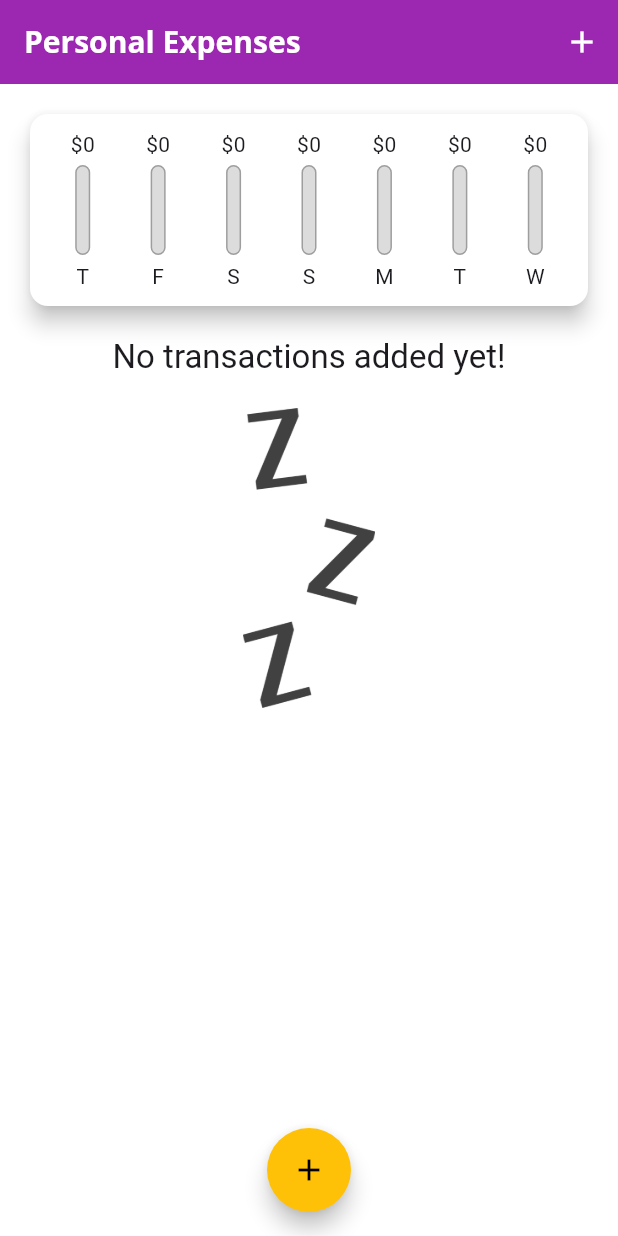
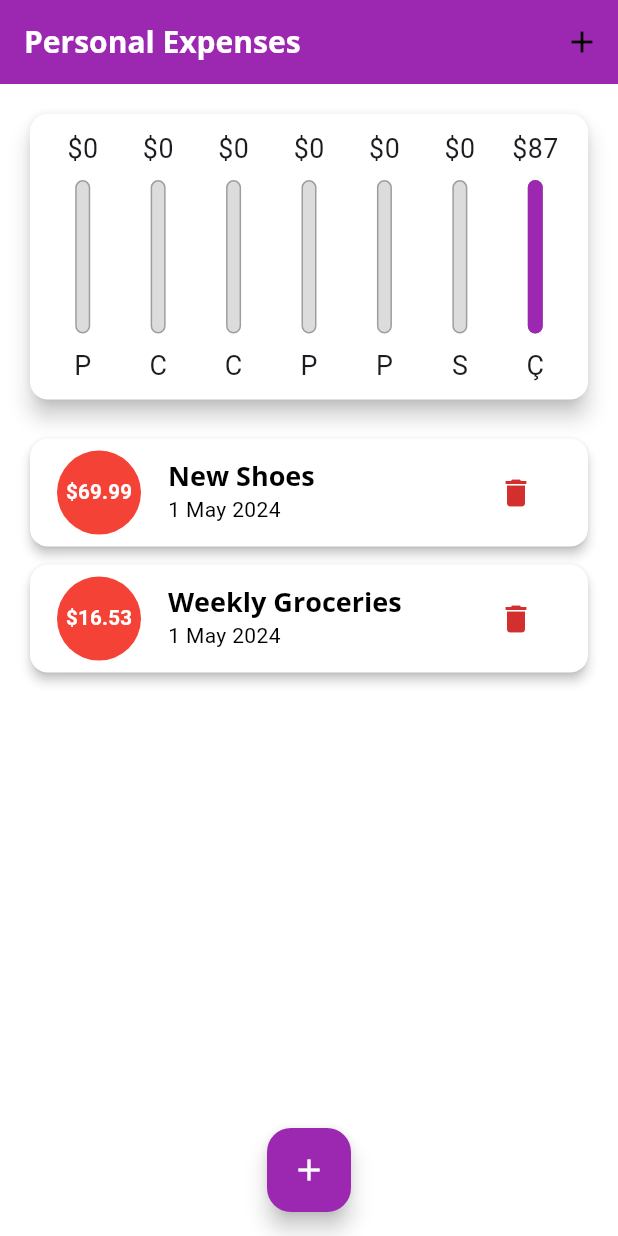
Before and after one commit to yasmineleschi/tp3_personal_expenses04-05-06, a Flutter app: the screen it shows after launch, on a phone screen of 412 x 824 dp. Run offline on Flutter 3.47's test engine with Material 3 defaults, Android fonts, the phone set to English and light mode, and no system bars.

Commit message:
tp 4+5+6

```diff
--- a/lib/main.dart
+++ b/lib/main.dart
@@ -1,27 +1,37 @@
 import 'package:flutter/material.dart';
+import 'package:intl/date_symbol_data_local.dart';
+import 'package:tp3/model/Transaction.dart';
+import 'package:tp3/widgets/Chart.dart';
+import 'package:tp3/widgets/NewTransaction.dart';
+import 'package:tp3/widgets/TransactionList.dart';
 
-import './widgets/NewTransaction.dart';
-import './widgets/TransactionList.dart';
-import './widgets/chart.dart';
-import './model/transaction.dart';
+void main() {
 
-void main() => runApp(MyApp());
+  initializeDateFormatting('fr_FR', null);
+
+  runApp(const MyApp());
+}
 
 class MyApp extends StatelessWidget {
+  const MyApp({Key? key});
+
   @override
   Widget build(BuildContext context) {
     return MaterialApp(
+      title: 'Personal Expenses',
       debugShowCheckedModeBanner: false,
-      title: 'Personal Expenses',
       theme: ThemeData(
+        primarySwatch: Colors.purple,
         fontFamily: 'Quicksand',
         textTheme: ThemeData.light().textTheme.copyWith(
-                subtitle2: const TextStyle(
+          headline6: const TextStyle(
             fontFamily: 'OpenSans',
             fontWeight: FontWeight.bold,
             fontSize: 18,
           ),
-                button: TextStyle(color: Colors.white),
+          button: const TextStyle(
+            color: Colors.white,
+          ),
         ),
         appBarTheme: AppBarTheme(
           titleTextStyle: TextStyle(
@@ -30,25 +40,40 @@ class MyApp extends StatelessWidget {
             fontWeight: FontWeight.bold,
             color: Colors.white,
           ),
-          toolbarTextStyle: ThemeData.light().textTheme.subtitle1,
+          toolbarTextStyle: ThemeData.light().textTheme.subtitle1!,
           backgroundColor: Colors.purple,
         ),
-        colorScheme: ColorScheme.fromSwatch(primarySwatch: Colors.purple)
+        colorScheme: ColorScheme.fromSwatch(primarySwatch: Colors.purple),
       ),
-
-      home: MyHomePage(),
+      home: const MyHomePage(),
     );
   }
 }
 
 class MyHomePage extends StatefulWidget {
+  const MyHomePage({Key? key}) : super(key: key);
 
   @override
-  _MyHomePageState createState() => _MyHomePageState();
+  State<MyHomePage> createState() => _MyHomePageState();
 }
 
 class _MyHomePageState extends State<MyHomePage> {
-  final List<Transaction> _userTransactions = [];
+  final List<Transaction> _userTransactions = [
+    Transaction(
+      id: 't1',
+      title: 'New Shoes',
+      amount: 69.99,
+      date: DateTime.now(),
+    ),
+    Transaction(
+      id: 't2',
+      title: 'Weekly Groceries',
+      amount: 16.53,
+      date: DateTime.now(),
+    ),
+  ];
+  bool _showChart = true;
+
   List<Transaction> get _recentTransactions {
     return _userTransactions.where((tx) {
       return tx.date.isAfter(
@@ -59,17 +84,22 @@ class _MyHomePageState extends State<MyHomePage> {
     }).toList();
   }
 
-  void _addNewTransaction(
-      String txTitle, double txAmount, DateTime chosenDate) {
+  void _addNewTransaction(String txTitle, double txAmount, DateTime txDate) {
     final newTx = Transaction(
       title: txTitle,
       amount: txAmount,
-      date: chosenDate,
+      date: txDate,
       id: DateTime.now().toString(),
     );
 
     setState(() {
       _userTransactions.add(newTx);
+    });
+  }
+
+  void _deleteTransaction(String id) {
+    setState(() {
+      _userTransactions.removeWhere((tx) => tx.id == id);
     });
   }
 
@@ -86,41 +116,86 @@ class _MyHomePageState extends State<MyHomePage> {
     );
   }
 
-  void _deleteTransaction(String id) {
-    setState(() {
-      _userTransactions.removeWhere((tx) => tx.id == id);
-    });
-  }
-
   @override
   Widget build(BuildContext context) {
-    return Scaffold(
-      appBar: AppBar(
+    final isLandscape =
+        MediaQuery.of(context).orientation == Orientation.landscape;
+    final appBar = AppBar(
       title: const Text(
         'Personal Expenses',
       ),
-        actions: <Widget>[
+      actions: [
         IconButton(
-            icon: Icon(Icons.add , color: Colors.white),
-            onPressed: () => _startAddNewTransaction(context),
-          ),
+          onPressed: () {
+            _startAddNewTransaction(context);
+          },
+          icon: const Icon(Icons.add),
+        )
       ],
+    );
+    return Scaffold(
+      appBar: appBar,
+      floatingActionButtonLocation: FloatingActionButtonLocation.centerFloat,
+      floatingActionButton: FloatingActionButton(
+        onPressed: () {
+          _startAddNewTransaction(context);
+        },
+        child: const Icon(Icons.add),
       ),
       body: SingleChildScrollView(
         child: Column(
           crossAxisAlignment: CrossAxisAlignment.stretch,
-          children: <Widget>[
-            Chart(_recentTransactions),
-            TransactionList(_userTransactions, _deleteTransaction),
+          children: [
+            if (isLandscape)
+              Row(
+                mainAxisAlignment: MainAxisAlignment.center,
+                children: [
+                  Text('Show Chart'),
+                  Switch(
+                    value: _showChart,
+                    onChanged: (value) {
+                      setState(() {
+                        _showChart = value;
+                      });
+                    },
+                  ),
                 ],
               ),
+            if (!isLandscape) ...[
+              SizedBox(
+                height: (MediaQuery.of(context).size.height -
+                    appBar.preferredSize.height -
+                    MediaQuery.of(context).padding.top) *
+                    0.3,
+                child: Chart(_recentTransactions),
               ),
-      floatingActionButtonLocation: FloatingActionButtonLocation.centerFloat,
-      floatingActionButton: FloatingActionButton(
-        backgroundColor: Colors.amber,
-        shape: const CircleBorder(),
-        child: const Icon(Icons.add , color: Colors.black,),
-        onPressed: () => _startAddNewTransaction(context),
+              SizedBox(
+                height: (MediaQuery.of(context).size.height -
+                    appBar.preferredSize.height -
+                    MediaQuery.of(context).padding.top) *
+                    0.7,
+                child: TransactionList(_userTransactions, _deleteTransaction),
+              ),
+            ],
+            if (isLandscape)
+              _showChart
+                  ? SizedBox(
+                height: (MediaQuery.of(context).size.height -
+                    appBar.preferredSize.height -
+                    MediaQuery.of(context).padding.top) *
+                    0.7,
+                child: Chart(_recentTransactions),
+              )
+                  : SizedBox(
+                height: (MediaQuery.of(context).size.height -
+                    appBar.preferredSize.height -
+                    MediaQuery.of(context).padding.top) *
+                    0.7,
+                child:
+                TransactionList(_userTransactions, _deleteTransaction),
+              ),
+          ],
+        ),
       ),
     );
   }
--- a/lib/model/Transaction.dart
+++ b/lib/model/Transaction.dart
@@ -1,6 +1,3 @@
-
-import 'package:flutter/cupertino.dart';
-
 class Transaction {
   final String id;
   final String title;
--- a/lib/widgets/Chart.dart
+++ b/lib/widgets/Chart.dart
@@ -1,8 +1,7 @@
 import 'package:flutter/material.dart';
 import 'package:intl/intl.dart';
-
-import './ChartBar.dart';
-import '../model/transaction.dart';
+import 'package:tp3/model/Transaction.dart';
+import 'package:tp3/widgets/ChartBar.dart';
 
 class Chart extends StatelessWidget {
   final List<Transaction> recentTransactions;
@@ -11,10 +10,8 @@ class Chart extends StatelessWidget {
 
   List<Map<String, Object>> get groupedTransactionValues {
     return List.generate(7, (index) {
-      final weekDay = DateTime.now().subtract(
-        Duration(days: index),
-      );
-      var totalSum = 0.0;
+      final weekDay = DateTime.now().subtract(Duration(days: index));
+      double totalSum = 0.0;
 
       for (var i = 0; i < recentTransactions.length; i++) {
         if (recentTransactions[i].date.day == weekDay.day &&
@@ -25,16 +22,17 @@ class Chart extends StatelessWidget {
       }
 
       return {
-        'day': DateFormat.E().format(weekDay).substring(0, 1),
+        'day': DateFormat.E('tr').format(weekDay).substring(0, 1),
         'amount': totalSum,
       };
     }).reversed.toList();
   }
 
-  double get totalSpending {
-    return groupedTransactionValues.fold(0.0, (sum, item) {
-      return sum + (item['amount'] as double); // Ajout de la conversion de type
-    });
+  double get maxSpending {
+    return groupedTransactionValues.fold(
+        0.0,
+            (sum, item) => sum + (item['amount'] as double)
+    );
   }
 
   @override
@@ -46,15 +44,15 @@ class Chart extends StatelessWidget {
         padding: EdgeInsets.all(10),
         child: Row(
           mainAxisAlignment: MainAxisAlignment.spaceAround,
-          children: groupedTransactionValues.map((data) {
+          children: groupedTransactionValues.map((tx) {
             return Flexible(
               fit: FlexFit.tight,
               child: ChartBar(
-                data['day'] as String,
-                data['amount'] as double,
-                totalSpending == 0.0
+                tx['day'] as String,
+                tx['amount'] as double,
+                maxSpending == 0.0
                     ? 0.0
-                    : (data['amount'] as double) / totalSpending,
+                    : (tx['amount'] as double) / maxSpending,
               ),
             );
           }).toList(),
--- a/lib/widgets/ChartBar.dart
+++ b/lib/widgets/ChartBar.dart
@@ -3,27 +3,28 @@ import 'package:flutter/material.dart';
 class ChartBar extends StatelessWidget {
   final String label;
   final double spendingAmount;
-  final double spendingPctOfTotal;
+  final double spendinPctOfTotal;
 
-  ChartBar(this.label, this.spendingAmount, this.spendingPctOfTotal);
+  ChartBar(this.label, this.spendingAmount, this.spendinPctOfTotal);
 
   @override
   Widget build(BuildContext context) {
+    return LayoutBuilder(builder: (ctx, constraints) {
       return Column(
         children: <Widget>[
           Container(
-          height: 20,
+            height: constraints.maxHeight * 0.15,
             child: FittedBox(
-            child: Text('\$${spendingAmount.toStringAsFixed(0)}'),
-          ),
+                child: Text('\$${spendingAmount.toStringAsFixed(0)}')),
           ),
           SizedBox(
-          height: 4,
+            height: constraints.maxHeight * 0.05,
           ),
           Container(
-          height: 60,
+            height: constraints.maxHeight * 0.6,
             width: 10,
             child: Stack(
+              alignment: Alignment.bottomCenter,
               children: <Widget>[
                 Container(
                   decoration: BoxDecoration(
@@ -33,22 +34,26 @@ class ChartBar extends StatelessWidget {
                   ),
                 ),
                 FractionallySizedBox(
-                heightFactor: spendingPctOfTotal,
+                  heightFactor: spendinPctOfTotal,
                   child: Container(
                     decoration: BoxDecoration(
                       color: Theme.of(context).primaryColor,
                       borderRadius: BorderRadius.circular(10),
                     ),
                   ),
-              ),
+                )
               ],
             ),
           ),
-        const SizedBox(
-          height: 4,
+          SizedBox(
+            height: constraints.maxHeight * 0.05,
           ),
-        Text(label),
+          Container(
+            height: constraints.maxHeight * 0.15,
+            child: FittedBox(child: Text(label)),
+          ),
         ],
       );
+    });
   }
 }
--- a/lib/widgets/TransactionList.dart
+++ b/lib/widgets/TransactionList.dart
@@ -1,71 +1,55 @@
 import 'package:flutter/material.dart';
-import 'package:intl/intl.dart';
-
-import '../model/transaction.dart';
+import 'package:tp3/model/Transaction.dart';
+import 'package:tp3/widgets/transation_item.dart';
 
 class TransactionList extends StatelessWidget {
-  final List<Transaction> transactions;
-  final Function deleteTx;
+  final List<Transaction> transaction;
+  final Function deleteTransactionHandler;
 
-  TransactionList(this.transactions, this.deleteTx);
+  TransactionList(this.transaction, this.deleteTransactionHandler);
 
   @override
   Widget build(BuildContext context) {
-    return Container(
-      height: 450,
-      child: transactions.isEmpty
-          ? Column(
+    return transaction.isEmpty
+        ? LayoutBuilder(builder: (ctx, constraints) {
+      return Column(
         children: <Widget>[
           Text(
             'No transactions added yet!',
-            style: Theme.of(context).textTheme.headline6,
+            style: Theme.of(context).textTheme.titleMedium,
           ),
-          SizedBox(
-            height: 20,
+          SizedBox(height: 20),
+          Container(
+            height: constraints.maxHeight * 0.6,
+            child: Image.asset(
+              'assets/img/waiting.png',
+              fit: BoxFit.cover,
+            ),
           ),
-          Container(
-              height: 200,
-              child: Image.asset(
-                'assets/images/waiting.png',
-                fit: BoxFit.cover,
-              )),
         ],
+      );
+    })
+        : ListView(
+      children: transaction
+          .map(
+            (tx) => TransactionItem(
+          key: ValueKey(tx.id),
+          transaction: tx,
+          deleteTransactionHandler: deleteTransactionHandler,
+        ),
       )
-          : ListView.builder(
-        itemBuilder: (ctx, index) {
-          return Card(
-            elevation: 5,
-            margin: EdgeInsets.symmetric(
-              vertical: 8,
-              horizontal: 5,
-            ),
-            child: ListTile(
-              leading: CircleAvatar(
-                radius: 30,
-                child: Padding(
-                  padding: EdgeInsets.all(6),
-                  child: FittedBox(
-                    child: Text('\$${transactions[index].amount}' , ),
-                  ),
-                ),
-              ),
-              title: Text(
-                transactions[index].title,
-                style: TextStyle(fontWeight: FontWeight.bold , fontSize: 20),
-              ),
-              subtitle: Text(
-                DateFormat.yMMMd().format(transactions[index].date),
-              ),
-              trailing: IconButton(
-                icon: Icon(Icons.delete),
-                color: Theme.of(context).errorColor,
-                onPressed: () => deleteTx(transactions[index].id),
-              ),
-            ),
-          );
-        },
-        itemCount: transactions.length,
-      ),
+          .toList(),
     );
+    /* ListView.builder(
+            itemBuilder: (BuildContext context, int index) {
+              return TransactionItem(
+                key: ValueKey(transaction[index].id),
+                transaction: transaction[index],
+                deleteTransactionHandler: deleteTransactionHandler,
+              );
+            },
+            itemCount: transaction.length,
+          ) */
+    ;
   }
 }
--- /dev/null
+++ b/lib/widgets/transation_item.dart
@@ -0,0 +1,82 @@
+import 'dart:math';
+
+import 'package:flutter/material.dart';
+import 'package:intl/intl.dart';
+import 'package:tp3/model/Transaction.dart';
+
+class TransactionItem extends StatefulWidget {
+  const TransactionItem({
+    required Key key,
+    required this.transaction,
+    required this.deleteTransactionHandler,
+  }) : super(key: key);
+
+  final Transaction transaction;
+  final Function deleteTransactionHandler;
+
+  @override
+  _TransactionItemState createState() => _TransactionItemState();
+}
+
+class _TransactionItemState extends State<TransactionItem> {
+  late Color _bgColor;
+
+  @override
+  void initState() {
+    const availableColors = [
+      Colors.red,
+      Colors.black,
+      Colors.blue,
+      Colors.purple,
+    ];
+    _bgColor = availableColors[Random().nextInt(4)];
+
+    super.initState();
+  }
+
+  void onPressed() {
+    widget.deleteTransactionHandler(widget.transaction.id);
+  }
+
+  @override
+  Widget build(BuildContext context) {
+    return Card(
+      elevation: 3,
+      margin: EdgeInsets.symmetric(vertical: 6, horizontal: 20),
+      child: ListTile(
+        leading: CircleAvatar(
+          backgroundColor: _bgColor,
+          radius: 30,
+          child: Padding(
+            padding: EdgeInsets.all(8),
+            child: FittedBox(
+              child: Text(
+                '\$${widget.transaction.amount}',
+                style: TextStyle(fontWeight: FontWeight.bold),
+              ),
+            ),
+          ),
+        ),
+        title: Text(
+          widget.transaction.title,
+          style: Theme.of(context).textTheme.titleLarge,
+        ),
+        subtitle: Text(
+          DateFormat.yMMMd('tr').format(widget.transaction.date),
+        ),
+        trailing: MediaQuery.of(context).size.width > 460
+            ? FloatingActionButton(
+          onPressed: onPressed,
+          child: Icon(Icons.delete),
+          backgroundColor: Theme.of(context).errorColor,
+          mini: true,
+        )
+            : IconButton(
+          color: Theme.of(context).errorColor,
+          icon: Icon(Icons.delete),
+          onPressed: onPressed,
+        ),
+      ),
+    );
+  }
+}
--- a/pubspec.yaml
+++ b/pubspec.yaml
@@ -30,7 +30,7 @@ environment:
 dependencies:
   flutter:
     sdk: flutter
-  intl: ^0.19.0
+  intl: ^0.18.1
 
 
   # The following adds the Cupertino Icons font to your application.
@@ -40,6 +40,8 @@ dependencies:
 dev_dependencies:
   flutter_test:
     sdk: flutter
+  flutter_localizations:
+      sdk: flutter
 
   # The "flutter_lints" package below contains a set of recommended lints to
   # encourage good coding practices. The lint set provided by the package is
```
Also changed, not shown: lib/widgets/NewTransaction.dart (+53 -34 lines), pubspec.lock, 1 other file. Lines whose indentation alone changed are shown as unchanged.
